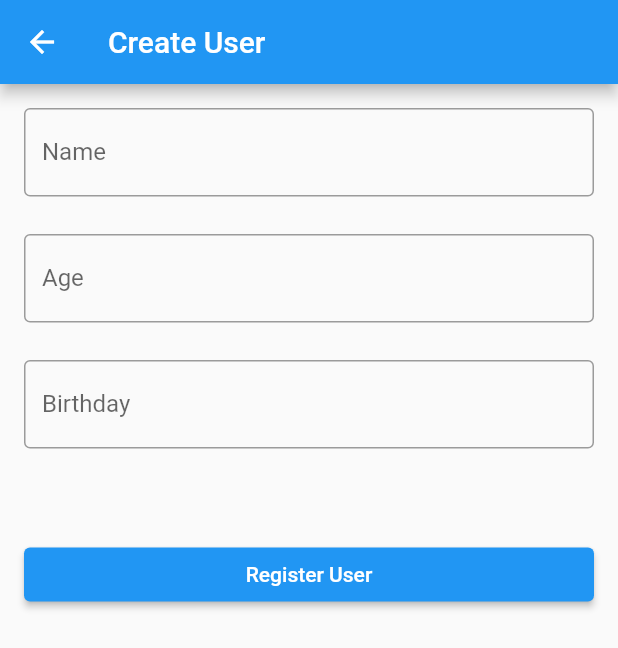
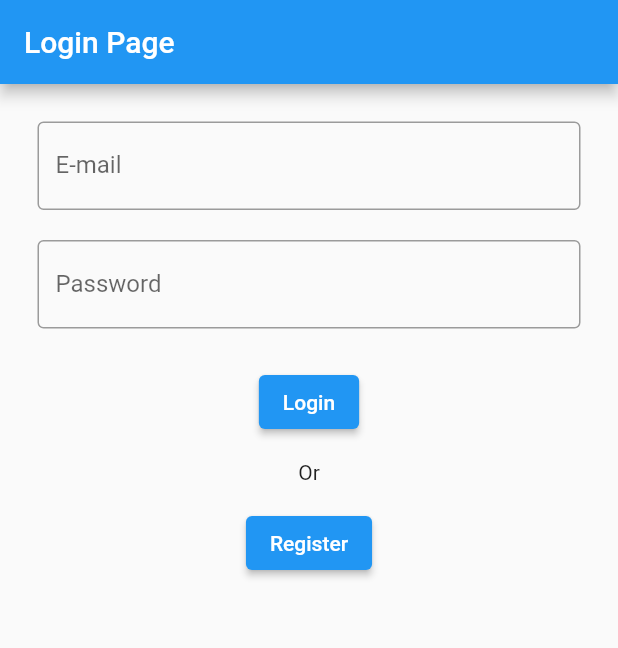
Before and after one commit to luisf4/linhas_ipigua, a Flutter app: the screen it shows after launch, after a tap on "Login", on a phone screen of 412 x 824 dp. Shown: the top 648 px of the screen. Run offline on Flutter 3.47's test engine with Material 2 defaults, Android fonts, the phone set to English and light mode, and no system bars; our stand-ins replace firebase_auth, firebase_core; accounts and stored records are empty; network calls fail.

Commit message:
started a login page

```diff
--- a/lib/views/android/android.app.dart
+++ b/lib/views/android/android.app.dart
@@ -1,19 +1,17 @@
 // ignore_for_file: use_key_in_widget_constructors, prefer_const_constructors
 
 import 'package:flutter/material.dart';
-import 'package:linhas_ipigua/views/android/alarmeonibus.page.dart';
-import 'package:linhas_ipigua/views/android/listaonibus.page.dart';
-
-
+import 'package:linhas_ipigua/views/android/login.app.dart';
+import 'package:linhas_ipigua/views/android/register.app.dart';
 
 class AndroidApp extends StatelessWidget {
   @override
   Widget build(BuildContext context) {
     return MaterialApp(
-      home: ListaOnibus(),
+      home: LoginPage(),
       routes: {
-        '/lista':(context) => ListaOnibus(),
-        '/create':(context) => AlarmeOnibus(),
+        '/login': (context) => LoginPage(),
+        '/register': (context) => RegisterPage(),
       },
     );
   }
--- a/lib/views/android/listaonibus.page.dart
+++ /dev/null
@@ -1,195 +0,0 @@
-// ignore_for_file: prefer_const_constructors, camel_case_types, unused_local_variable, prefer_const_literals_to_create_immutables
-
-import 'package:cloud_firestore/cloud_firestore.dart';
-import 'package:flutter/material.dart';
-
-class ListaOnibus extends StatelessWidget {
-  @override
-  Widget build(BuildContext context) {
-    return StartPage();
-  }
-}
-
-class StartPage extends StatefulWidget {
-  const StartPage({super.key});
-
-  @override
-  State<StartPage> createState() => _StartPageState();
-}
-
-class _StartPageState extends State<StartPage> {
-  @override
-  Widget build(BuildContext context) {
-    return Scaffold(
-      appBar: AppBar(
-        title: Text("Home"),
-        centerTitle: true,
-      ),
-      body: ListView(
-        padding: EdgeInsets.all(16),
-        children: [
-          ElevatedButton(
-              onPressed: () {
-                Navigator.push(context,
-                    MaterialPageRoute(builder: (context) => const UserPage()));
-              },
-              child: Text("Login")),
-          ElevatedButton(onPressed: () {}, child: Text("Register")),
-          ElevatedButton(
-              onPressed: () {
-                Navigator.push(context,
-                    MaterialPageRoute(builder: (context) => const ListUser()));
-              },
-              child: Text("List Users")),
-        ],
-      ),
-    );
-  }
-}
-
-class ListUser extends StatefulWidget {
-  const ListUser({super.key});
-
-  @override
-  State<ListUser> createState() => _ListUserState();
-}
-
-class _ListUserState extends State<ListUser> {
-  @override
-  Widget build(BuildContext context) {
-    return Scaffold(
-      appBar: AppBar(
-        title: Text("User List"),
-        centerTitle: true,
-      ),
-      body: ListView(
-        padding: EdgeInsets.all(16),
-        children: [
-          StreamBuilder<List<User>>(
-            stream:readUser(),
-            builder: (context,(context, snapshot) {
-             if (snapshot.hasData) {
-              final users = snapshot.data!;
-              return ListView(
-                children: users.map(buildUser).toList(),
-              );
-          }
-        }))],
-      ),
-    );
-  }
-}
-
-class UserPage extends StatefulWidget {
-  const UserPage({super.key});
-
-  @override
-  State<UserPage> createState() => _UserPageState();
-}
-
-class _UserPageState extends State<UserPage> {
-  final _controllerName = TextEditingController();
-  final _controllerAge = TextEditingController();
-  final _controllerBirthday = TextEditingController();
-
-  @override
-  Widget build(BuildContext context) {
-    return Scaffold(
-      appBar: AppBar(
-        title: Text("Create User"),
-      ),
-      body: ListView(
-        padding: EdgeInsets.all(16),
-        children: <Widget>[
-          TextField(
-            controller: _controllerName,
-            decoration: InputDecoration(
-              labelText: "Name",
-              border: OutlineInputBorder(),
-            ),
-          ),
-          const SizedBox(
-            height: 25,
-          ),
-          TextField(
-            controller: _controllerAge,
-            decoration: InputDecoration(
-              labelText: "Age",
-              border: OutlineInputBorder(),
-            ),
-          ),
-          const SizedBox(
-            height: 25,
-          ),
-          TextField(
-            controller: _controllerBirthday,
-            decoration: InputDecoration(
-              labelText: "Birthday",
-              border: OutlineInputBorder(),
-            ),
-          ),
-          const SizedBox(
-            height: 25,
-          ),
-          const SizedBox(
-            height: 35,
-          ),
-          ElevatedButton(
-              onPressed: () {
-                final user = User(
-                  name: _controllerName.text,
-                  age: int.parse(_controllerAge.text),
-                  birthday: DateTime.parse(_controllerBirthday.text),
-                );
-
-                createUser(user);
-
-                Navigator.pop(context);
-              },
-              child: Text("Register User"))
-        ],
-      ),
-    );
-  }
-
-  Future createUser(User user) async {
-    final docUser = FirebaseFirestore.instance.collection('users').doc();
-    user.id = docUser.id;
-
-    final json = user.toJson();
-    await docUser.set(json);
-
-    Stream<List<User>> readUser() => FirebaseFirestore.instance
-        .collection('users')
-        .snapshots()
-        .map((snapshot) =>
-            snapshot.docs.map((doc) => User.fromJson(doc.data())).toList());
-  }
-}
-
-class User {
-  String id;
-  final String name;
-  final int age;
-  final DateTime birthday;
-
-  User({
-    this.id = '',
-    required this.name,
-    required this.age,
-    required this.birthday,
-  });
-
-  Map<String, dynamic> toJson() => {
-        'id': id,
-        'name': name,
-        'age': age,
-        'birthday': birthday,
-      };
-
-  static User fromJson(Map<String, dynamic> json) => User(
-      id: json['id'],
-      name: json['name'],
-      age: json['age'],
-      birthday: (json['birthday'] as Timestamp).toDate());
-}
--- a/lib/views/android/login.app.dart
+++ b/lib/views/android/login.app.dart
@@ -0,0 +1,34 @@
+// ignore_for_file: prefer_const_constructors
+
+import 'package:firebase_auth/firebase_auth.dart';
+import 'package:flutter/material.dart';
+import 'package:linhas_ipigua/views/android/home.app.dart';
+import 'package:linhas_ipigua/views/android/widget/login.widget.dart';
+
+class LoginPage extends StatefulWidget {
+  const LoginPage({super.key});
+
+  @override
+  State<LoginPage> createState() => _LoginPageState();
+}
+
+class _LoginPageState extends State<LoginPage> {
+  @override
+  Widget build(BuildContext context) => Scaffold(
+        body: LoginWidget(),
+      );
+}
+
+
+
+
+        // body: StreamBuilder<User?>(
+        //   stream: FirebaseAuth.instance.authStateChanges(),
+        //   builder: (context, snapshot) {
+        //     if (snapshot.hasData) {
+        //       return HomePage();
+        //     } else {
+        //       return LoginPage();
+        //     }
+        //   },
+        // ),
--- /dev/null
+++ b/lib/views/android/widget/login.widget.dart
@@ -0,0 +1,81 @@
+// ignore_for_file: prefer_const_constructors, annotate_overrides, prefer_const_literals_to_create_immutables
+
+import 'package:flutter/material.dart';
+import 'package:firebase_auth/firebase_auth.dart';
+
+class LoginWidget extends StatefulWidget {
+  const LoginWidget({super.key});
+
+  @override
+  State<LoginWidget> createState() => _LoginWidgetState();
+}
+
+class _LoginWidgetState extends State<LoginWidget> {
+  final _emailController = TextEditingController();
+  final _passwordController = TextEditingController();
+  @override
+  void dispose() {
+    _emailController.dispose();
+    _passwordController.dispose();
+    super.dispose();
+  }
+
+  Widget build(BuildContext context) {
+    return Scaffold(
+      appBar: AppBar(
+        title: Text("Login Page"),
+      ),
+      body: Padding(
+        padding: const EdgeInsets.all(15.0),
+        child: Column(
+          children: [
+            Padding(
+              padding: const EdgeInsets.all(10.0),
+              child: TextField(
+                controller: _emailController,
+                decoration: InputDecoration(
+                    border: OutlineInputBorder(),
+                    labelText: 'E-mail',
+                    hintText: "Enter a e-mail"),
+              ),
+            ),
+            Padding(
+              padding: const EdgeInsets.all(10.0),
+              child: TextField(
+                controller: _passwordController,
+                obscureText: true,
+                decoration: InputDecoration(
+                  border: OutlineInputBorder(),
+                  labelText: 'Password',
+                  hintText: 'Enter Password',
+                ),
+              ),
+            ),
+            Padding(
+              padding: const EdgeInsets.all(15.0),
+              child: ElevatedButton(
+                onPressed: signIn,
+                child: Text("Login"),
+              ),
+            ),
+            Text("Or"),
+            Padding(
+              padding: const EdgeInsets.all(15.0),
+              child: ElevatedButton(
+                onPressed: () {},
+                child: Text("Register"),
+              ),
+            ),
+          ],
+        ),
+      ),
+    );
+  }
+
+  Future signIn() async {
+    await FirebaseAuth.instance.signInWithEmailAndPassword(
+      email: _emailController.text.trim(),
+      password: _passwordController.text.trim(),
+    );
+  }
+}
--- a/pubspec.yaml
+++ b/pubspec.yaml
@@ -35,6 +35,8 @@ dependencies:
   # Use with the CupertinoIcons class for iOS style icons.
   cupertino_icons: ^1.0.2
   cloud_firestore: ^4.0.2
+  firebase_auth: ^4.1.0
+  firebase_auth_platform_interface: ^6.11.0
 
 dev_dependencies:
   flutter_test:
```
Also changed, not shown: lib/views/android/alarmeonibus.page.dart (deleted, +0 -12 lines), lib/views/android/home.app.dart (added, +17 -0 lines), lib/views/android/register.app.dart (added, +15 -0 lines), pubspec.lock, 2 other files.
